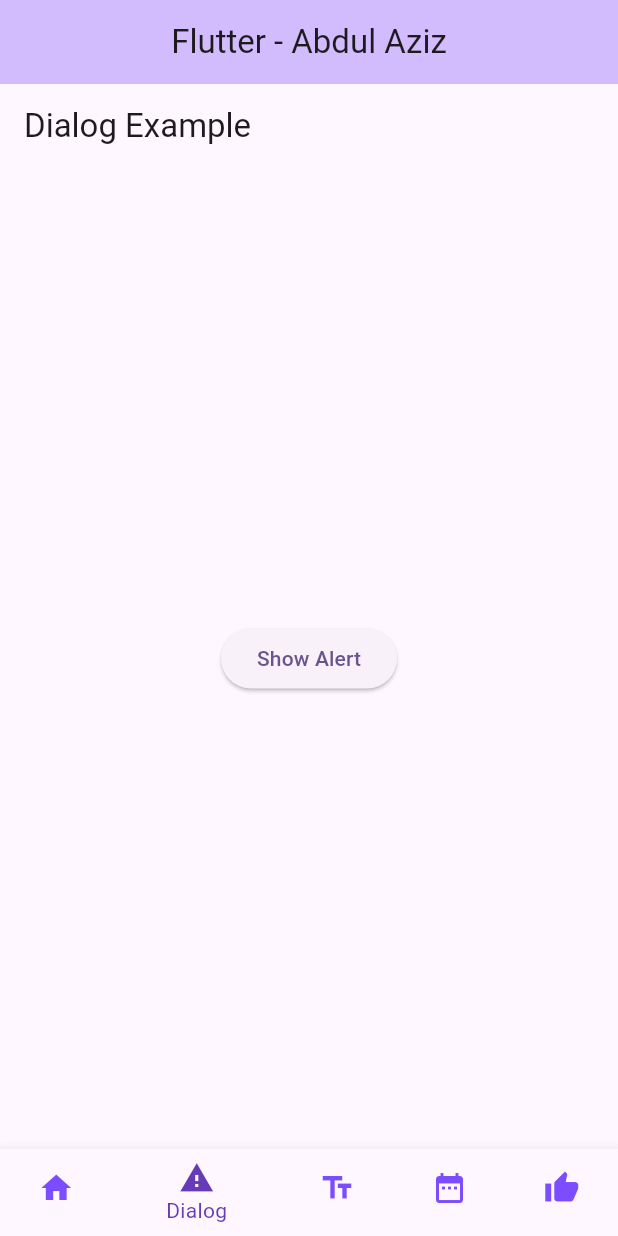
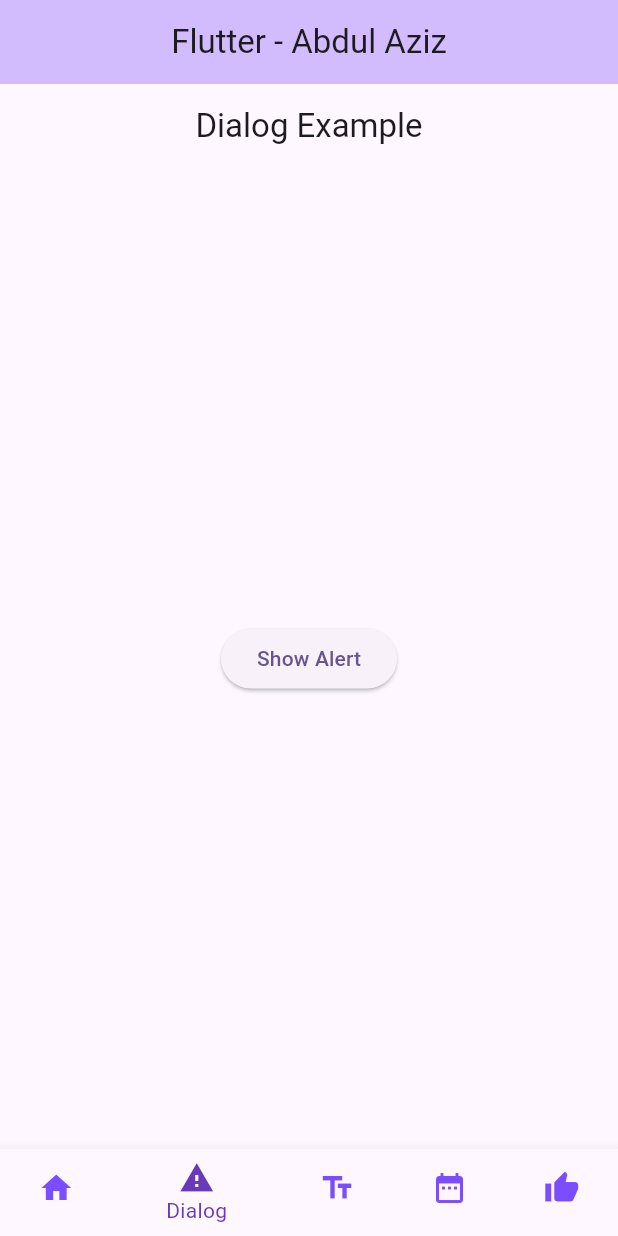
Before and after one commit to abdaziz-04/flutter-fundamental-part1, a Flutter app: the screen it shows after launch, item 2 of the bottom bar chosen, on a phone screen of 412 x 824 dp. Run offline on Flutter 3.47's test engine with Material 3 defaults, Android fonts, the phone set to English and light mode, and no system bars.

Commit message:
improve ui

```diff
--- a/lib/basic_widgets/date_time_widget.dart
+++ b/lib/basic_widgets/date_time_widget.dart
@@ -28,7 +28,7 @@ class _DatePickerWidgetState extends State<DatePickerWidget> {
   @override
   Widget build(BuildContext context) {
     return Scaffold(
-      appBar: AppBar(title: const Text("Date Picker Example")),
+      appBar: AppBar(title: Center(child: const Text("Date Picker Example"))),
       body: Center(
         child: Column(
           mainAxisSize: MainAxisSize.min,
--- a/lib/basic_widgets/dialog_widget.dart
+++ b/lib/basic_widgets/dialog_widget.dart
@@ -6,7 +6,7 @@ class DialogWidget extends StatelessWidget {
   @override
   Widget build(BuildContext context) {
     return Scaffold(
-      appBar: AppBar(title: const Text('Dialog Example')),
+      appBar: AppBar(title: Center(child: const Text('Dialog Example'))),
       body: Center(
         child: ElevatedButton(
           onPressed: () {
--- a/lib/basic_widgets/scaffold_widget.dart
+++ b/lib/basic_widgets/scaffold_widget.dart
@@ -20,7 +20,7 @@ class _ScaffoldWidgetState extends State<ScaffoldWidget> {
   Widget build(BuildContext context) {
     return Scaffold(
       appBar: AppBar(
-        title: const Text('My Increment App'),
+        title: Center(child: const Text('My Increment App')),
       ),
       body: Center(
         child: Column(
```
